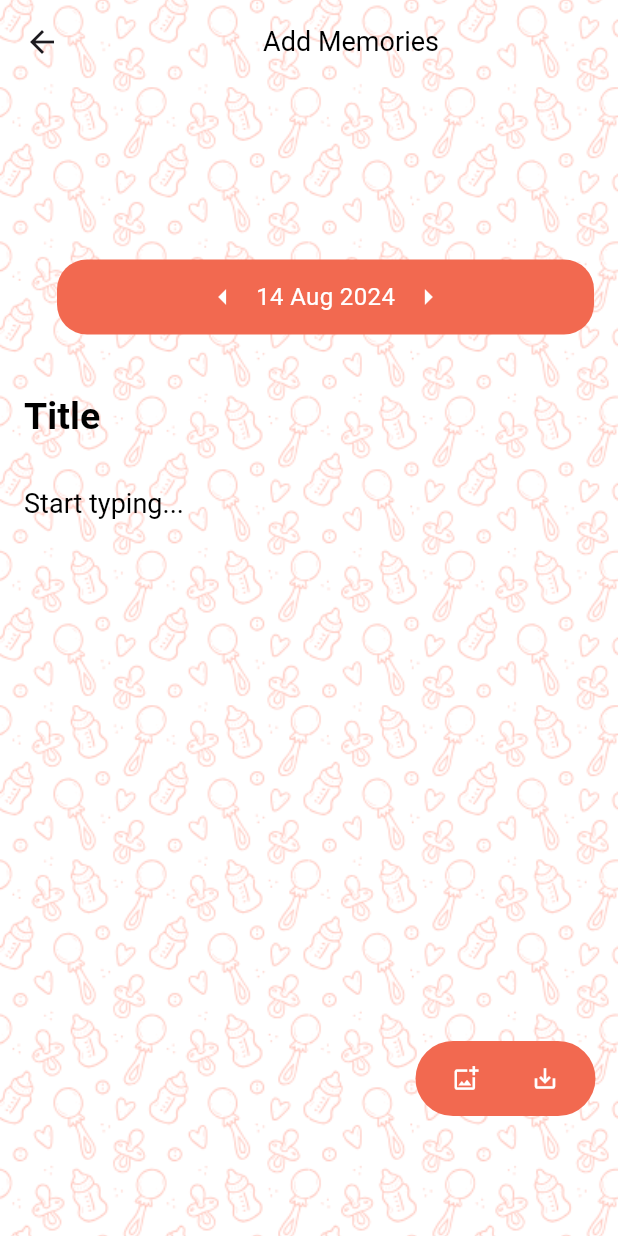
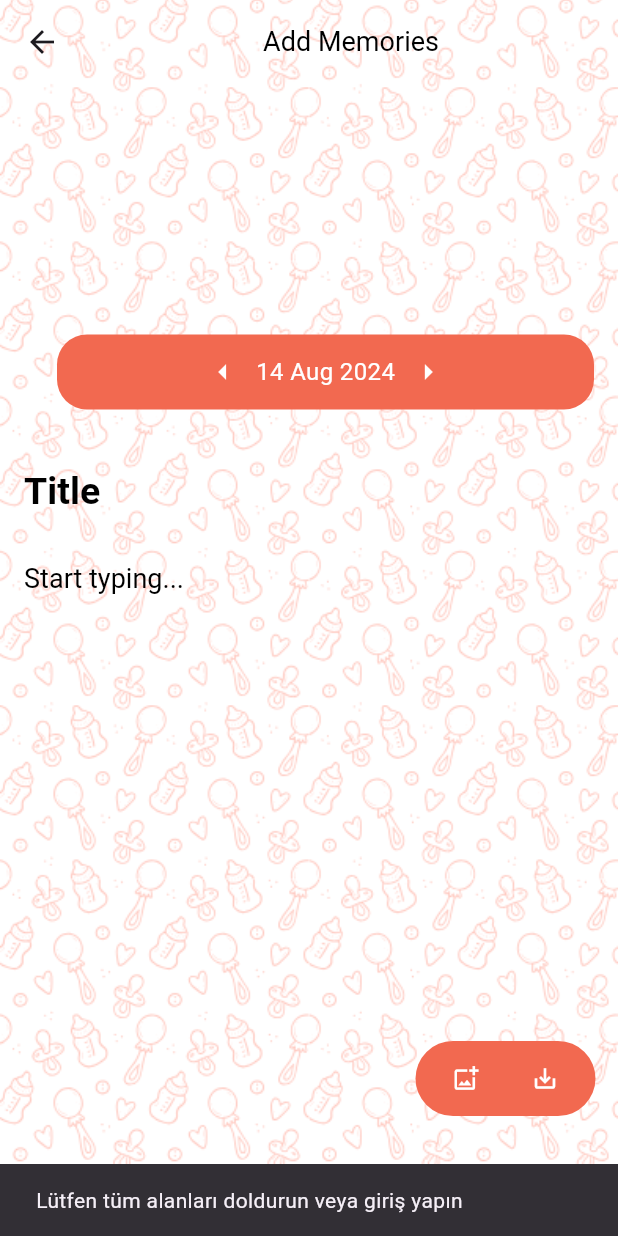
Before and after one commit to zeynepgokdogan/Daily-App, a Flutter app: the Daily screen opened directly, after a tap on the "save alt" icon, on a phone screen of 412 x 824 dp. Run offline on Flutter 3.47's test engine with Material 3 defaults, Android fonts, the phone set to English and light mode, and no system bars; our stand-ins replace cloud_firestore, firebase_auth, firebase_core; accounts and stored records are empty; Roboto replaces fonts that are missing (Poppins).

```diff
--- a/lib/pages/daily.dart
+++ b/lib/pages/daily.dart
@@ -1,15 +1,64 @@
 import 'package:flutter/material.dart';
+import 'package:cloud_firestore/cloud_firestore.dart';
+import 'package:firebase_auth/firebase_auth.dart'; // Import Firebase Auth
+import 'package:intl/intl.dart';
 import '/util/styles.dart';
 import '/util/calendar.dart';
 
 class Daily extends StatefulWidget {
-  const Daily({super.key});
+  const Daily({Key? key}) : super(key: key);
 
   @override
   State<Daily> createState() => _DailyState();
 }
 
 class _DailyState extends State<Daily> {
+  final TextEditingController _titleController = TextEditingController();
+  final TextEditingController _contentController = TextEditingController();
+  DateTime? _selectedDate;
+
+  // Method to handle date changes
+  void _handleDateChanged(DateTime? selectedDate) {
+    setState(() {
+      _selectedDate = selectedDate;
+      print(
+          "Date received in Daily: ${_selectedDate != null ? DateFormat('dd MMM yyyy').format(_selectedDate!) : 'None'}"); // Debug print
+    });
+  }
+
+  // Method to save daily entry
+  Future<void> _saveDaily() async {
+    String title = _titleController.text.trim();
+    String content = _contentController.text.trim();
+
+    User? user = FirebaseAuth.instance.currentUser; // Get current user
+
+    if (title.isNotEmpty && content.isNotEmpty && user != null) {
+      await FirebaseFirestore.instance
+          .collection('users') // Use 'users' collection
+          .doc(user.uid) // User ID as document ID
+          .collection('diary_entries') // Sub-collection for diary entries
+          .add({
+        'title': title,
+        'content': content,
+        'timestamp': _selectedDate != null
+            ? Timestamp.fromDate(_selectedDate!)
+            : FieldValue.serverTimestamp(),
+      });
+
+      _titleController.clear();
+      _contentController.clear();
+      ScaffoldMessenger.of(context).showSnackBar(
+        const SnackBar(content: Text('Günlük başarıyla kaydedildi!')),
+      );
+    } else {
+      ScaffoldMessenger.of(context).showSnackBar(
+        const SnackBar(
+            content: Text('Lütfen tüm alanları doldurun veya giriş yapın')),
+      );
+    }
+  }
+
   @override
   Widget build(BuildContext context) {
     return Stack(
@@ -43,27 +92,31 @@ class _DailyState extends State<Daily> {
             backgroundColor: Colors.transparent,
             elevation: 0,
           ),
-          body: const SingleChildScrollView(
-            padding: EdgeInsets.all(16.0),
+          body: Padding(
+            padding: const EdgeInsets.only(top: 50.0),
+            child: SingleChildScrollView(
+              padding: const EdgeInsets.all(16.0),
               child: Column(
                 crossAxisAlignment: CrossAxisAlignment.start,
                 children: [
-                Center(child: Calendar()),
-                SizedBox(height: 30),
+                  Calendar(onDateChanged: _handleDateChanged),
+                  const SizedBox(height: 30),
                   TextField(
+                    controller: _titleController,
                     textAlign: TextAlign.left,
-                  decoration: InputDecoration(
+                    decoration: const InputDecoration(
                       border: InputBorder.none,
                       hintStyle: hintTextStyle,
                       hintText: 'Title',
                     ),
                     style: customTextStyle,
                   ),
-                SizedBox(height: 16),
+                  const SizedBox(height: 16),
                   TextField(
+                    controller: _contentController,
                     textAlign: TextAlign.left,
                     maxLines: 5,
-                  decoration: InputDecoration(
+                    decoration: const InputDecoration(
                       border: InputBorder.none,
                       hintStyle: customTextStyle,
                       hintText: 'Start typing...',
@@ -71,6 +124,7 @@ class _DailyState extends State<Daily> {
                     style: customTextStyle,
                   ),
                 ],
+              ),
             ),
           ),
         ),
@@ -86,7 +140,6 @@ class _DailyState extends State<Daily> {
                 color: Color(0xFFF26950),
                 borderRadius: BorderRadius.all(Radius.circular(50)),
               ),
-              child: Center(
               child: Row(
                 mainAxisAlignment: MainAxisAlignment.spaceEvenly,
                 children: [
@@ -96,7 +149,9 @@ class _DailyState extends State<Daily> {
                       color: iconStyle().color,
                       size: iconStyle().size,
                     ),
-                      onPressed: () {},
+                    onPressed: () {
+                      // Fotoğraf eklemek için kod
+                    },
                   ),
                   IconButton(
                     icon: Icon(
@@ -104,10 +159,9 @@ class _DailyState extends State<Daily> {
                       color: iconStyle().color,
                       size: iconStyle().size,
                     ),
-                      onPressed: () {},
+                    onPressed: _saveDaily,
                   ),
                 ],
-                ),
               ),
             ),
           ),
--- a/lib/util/calendar.dart
+++ b/lib/util/calendar.dart
@@ -2,7 +2,9 @@ import 'package:flutter/material.dart';
 import 'package:intl/intl.dart';
 
 class Calendar extends StatefulWidget {
-  const Calendar({super.key});
+  final ValueChanged<DateTime?> onDateChanged;
+
+  const Calendar({Key? key, required this.onDateChanged}) : super(key: key);
 
   @override
   State<Calendar> createState() => _CalendarState();
@@ -23,6 +25,9 @@ class _CalendarState extends State<Calendar> {
     if (picked != null && picked != _selectedDate) {
       setState(() {
         _selectedDate = picked;
+        widget.onDateChanged(_selectedDate);
+        print(
+            "Selected date in Calendar: ${DateFormat('dd MMM yyyy').format(_selectedDate!)}"); // Debug print
       });
     }
   }
@@ -57,6 +62,9 @@ class _CalendarState extends State<Calendar> {
                 _isLeftArrowPressed = false;
                 _selectedDate = (_selectedDate ?? DateTime.now())
                     .subtract(const Duration(days: 1));
+                widget.onDateChanged(_selectedDate);
+                print(
+                    "Date changed to: ${DateFormat('dd MMM yyyy').format(_selectedDate!)}"); // Debug print
               });
             },
             onTapCancel: () {
@@ -92,6 +100,9 @@ class _CalendarState extends State<Calendar> {
                 _isRightArrowPressed = false;
                 _selectedDate = (_selectedDate ?? DateTime.now())
                     .add(const Duration(days: 1));
+                widget.onDateChanged(_selectedDate);
+                print(
+                    "Date changed to: ${DateFormat('dd MMM yyyy').format(_selectedDate!)}"); // Debug print
               });
             },
             onTapCancel: () {
```
Lines whose indentation alone changed are shown as unchanged.
